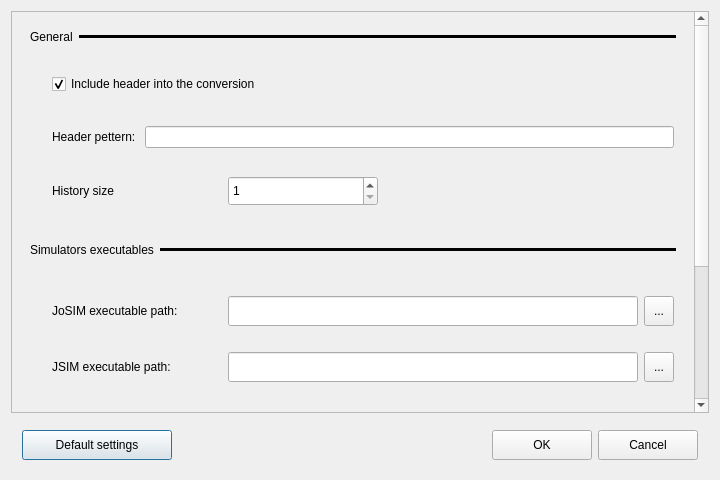
Qt form ui/preferences.ui (SirBlaz333/L2Spice) before a commit.
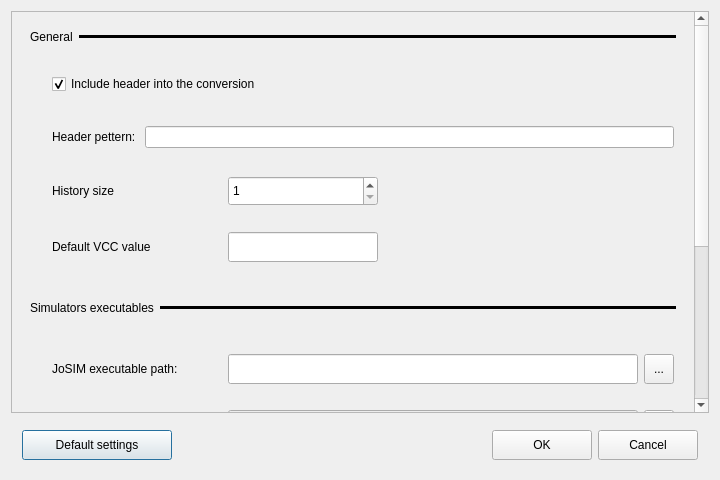
The same form after that commit.

Commit message: Add vcc value to parameters and let the user modify it. Add the regex to validage its value as well

What changed in the file:
```diff
--- a/ui/preferences.ui
+++ b/ui/preferences.ui
@@ -70,7 +70,7 @@
         <x>0</x>
         <y>0</y>
         <width>685</width>
-        <height>658</height>
+        <height>717</height>
        </rect>
       </property>
       <layout class="QVBoxLayout" name="verticalLayout_5">
@@ -331,6 +331,91 @@
          </layout>
         </widget>
        </item>
+       <item>
+        <widget class="QWidget" name="vccWidget" native="true">
+         <layout class="QHBoxLayout" name="horizontalLayout_9">
+          <property name="leftMargin">
+           <number>11</number>
+          </property>
+          <property name="topMargin">
+           <number>11</number>
+          </property>
+          <property name="rightMargin">
+           <number>11</number>
+          </property>
+          <property name="bottomMargin">
+           <number>11</number>
+          </property>
+          <item>
+           <spacer name="horizontalSpacer_13">
+            <property name="orientation">
+             <enum>Qt::Horizontal</enum>
+            </property>
+            <property name="sizeType">
+             <enum>QSizePolicy::Fixed</enum>
+            </property>
+            <property name="sizeHint" stdset="0">
+             <size>
+              <width>20</width>
+              <height>20</height>
+             </size>
+            </property>
+           </spacer>
+          </item>
+          <item>
+           <widget class="QLabel" name="vccLabel">
+            <property name="minimumSize">
+             <size>
+              <width>170</width>
+              <height>30</height>
+             </size>
+            </property>
+            <property name="maximumSize">
+             <size>
+              <width>170</width>
+              <height>30</height>
+             </size>
+            </property>
+            <property name="text">
+             <string>Default VCC value</string>
+            </property>
+           </widget>
+          </item>
+          <item>
+           <widget class="QLineEdit" name="vccLineEdit">
+            <property name="minimumSize">
+             <size>
+              <width>150</width>
+              <height>30</height>
+             </size>
+            </property>
+            <property name="maximumSize">
+             <size>
+              <width>150</width>
+              <height>30</height>
+             </size>
+            </property>
+            <property name="inputMask">
+             <string/>
+            </property>
+           </widget>
+          </item>
+          <item>
+           <spacer name="horizontalSpacer_12">
+            <property name="orientation">
+             <enum>Qt::Horizontal</enum>
+            </property>
+            <property name="sizeHint" stdset="0">
+             <size>
+              <width>40</width>
+              <height>20</height>
+             </size>
+            </property>
+           </spacer>
+          </item>
+         </layout>
+        </widget>
+       </item>
        <item>
         <widget class="QWidget" name="simulatorsHeader" native="true">
          <layout class="QHBoxLayout" name="horizontalLayout_11">
```
The commit also changes 4 other files.
